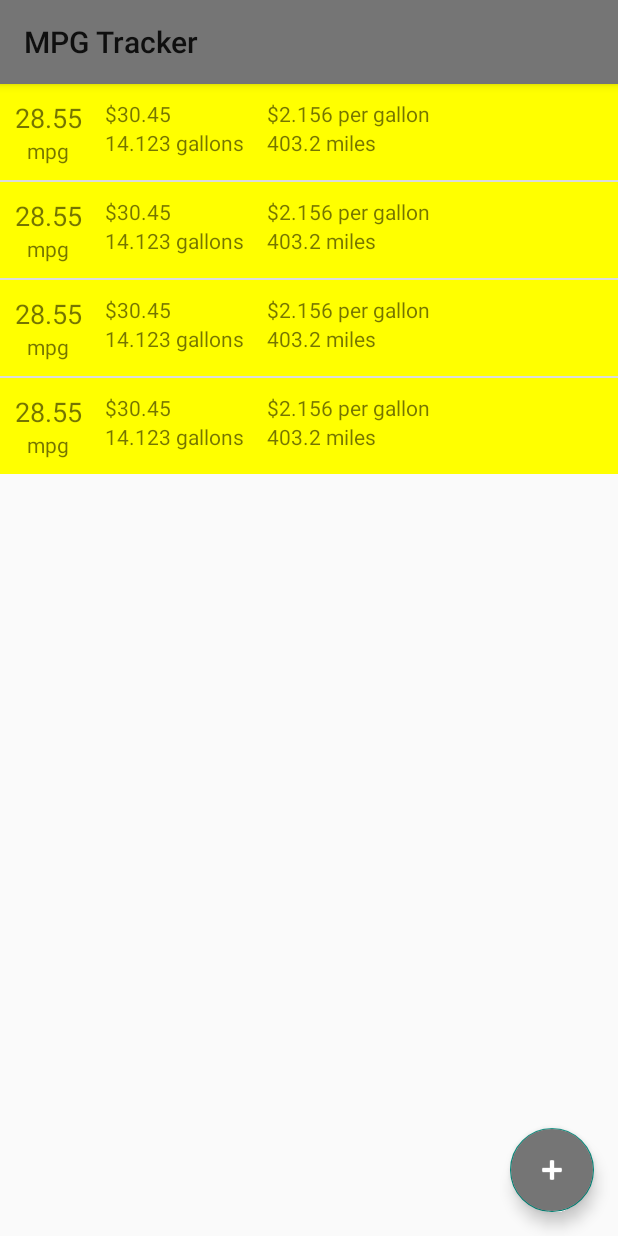
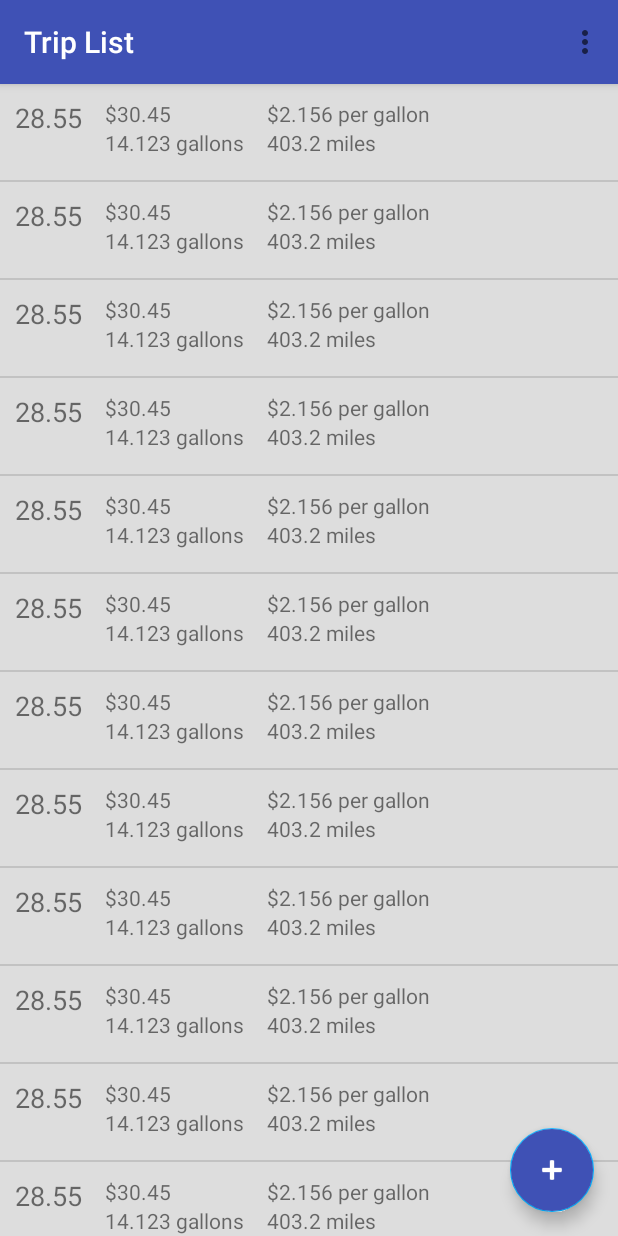
Before and after one commit to randragon42/mpg-android-practice-app, an Android app: the screen it shows after launch (MainActivity), on a phone screen of 412 x 824 dp. Run offline under Robolectric (Android 15) with nearby library versions, the phone set to English and light mode, and no system bars.

Commit message:
push all changes

```diff
--- a/app/src/main/AndroidManifest.xml
+++ b/app/src/main/AndroidManifest.xml
@@ -8,7 +8,7 @@
         android:label="@string/app_name"
         android:roundIcon="@mipmap/ic_launcher_round"
         android:supportsRtl="true"
-        android:theme="@style/Theme.AppCompat.Light.NoActionBar">
+        android:theme="@style/AppTheme">
         <activity android:name=".MainActivity">
             <intent-filter>
                 <action android:name="android.intent.action.MAIN" />
--- a/app/src/main/java/com/example/joshgr/mpgtracker/MainActivity.java
+++ b/app/src/main/java/com/example/joshgr/mpgtracker/MainActivity.java
@@ -4,6 +4,8 @@ import android.app.Activity;
 import android.app.FragmentManager;
 import android.app.FragmentTransaction;
 import android.os.Bundle;
+import android.view.Menu;
+import android.view.MenuInflater;
 import android.widget.Toolbar;
 
 public class MainActivity extends Activity {
--- a/app/src/main/java/com/example/joshgr/mpgtracker/TripEditFragment.java
+++ b/app/src/main/java/com/example/joshgr/mpgtracker/TripEditFragment.java
@@ -3,9 +3,12 @@ package com.example.joshgr.mpgtracker;
 
 import android.os.Bundle;
 import android.app.Fragment;
+import android.support.annotation.Nullable;
+import android.view.ContextMenu;
 import android.view.LayoutInflater;
 import android.view.View;
 import android.view.ViewGroup;
+import android.widget.Toolbar;
 
 
 public class TripEditFragment extends Fragment {
@@ -20,7 +23,18 @@ public class TripEditFragment extends Fragment {
     public View onCreateView(LayoutInflater inflater, ViewGroup container,
                              Bundle savedInstanceState) {
         // Inflate the layout for this fragment
-        return inflater.inflate(R.layout.fragment_trip_edit, container, false);
+        View view = inflater.inflate(R.layout.fragment_trip_edit, container, false);
+
+        return view;
     }
 
+    @Override
+    public void onViewCreated(View view, @Nullable Bundle savedInstanceState) {
+        super.onViewCreated(view, savedInstanceState);
+
+        // Update Toolbar
+        Toolbar toolbar = (Toolbar) getActivity().findViewById(R.id.toolbar);
+        toolbar.setTitle("Create Trip");
+        getActivity().setActionBar((toolbar));
+    }
 }
--- a/app/src/main/java/com/example/joshgr/mpgtracker/TripListFragment.java
+++ b/app/src/main/java/com/example/joshgr/mpgtracker/TripListFragment.java
@@ -1,16 +1,23 @@
 package com.example.joshgr.mpgtracker;
 
 
+import android.app.ActionBar;
 import android.app.AlertDialog;
 import android.content.DialogInterface;
+import android.graphics.drawable.ColorDrawable;
 import android.os.Bundle;
 import android.support.annotation.Nullable;
 import android.app.Fragment;
 import android.support.design.widget.FloatingActionButton;
+import android.view.Gravity;
 import android.view.LayoutInflater;
+import android.view.Menu;
+import android.view.MenuInflater;
 import android.view.View;
 import android.view.ViewGroup;
 import android.widget.ListView;
+import android.widget.PopupWindow;
+import android.widget.Toolbar;
 
 import java.util.ArrayList;
 import java.util.Date;
@@ -26,6 +33,11 @@ public class TripListFragment extends Fragment {
         // Required empty public constructor
     }
 
+    @Override
+    public void onCreate(@Nullable Bundle savedInstanceState) {
+        setHasOptionsMenu(true);
+        super.onCreate(savedInstanceState);
+    }
 
     @Override
     public View onCreateView(LayoutInflater inflater, ViewGroup container, Bundle savedInstanceState) {
@@ -40,6 +52,12 @@ public class TripListFragment extends Fragment {
         super.onViewCreated(view, savedInstanceState);
 
         ListView tripListView = (ListView) view.findViewById(R.id.tripListView);
+
+        // Update Toolbar
+        Toolbar toolbar = (Toolbar) getActivity().findViewById(R.id.toolbar);
+        toolbar.setTitle("Trip List");
+        getActivity().setActionBar((toolbar));
+
         MpgDbHelper db = new MpgDbHelper(view.getContext());
         ArrayList<TripDataItem> tripList = db.getAllTrips();
 
@@ -48,6 +66,14 @@ public class TripListFragment extends Fragment {
             tripList.add(createNewTrip(1));
             tripList.add(createNewTrip(2));
             tripList.add(createNewTrip(3));
+            tripList.add(createNewTrip(4));
+            tripList.add(createNewTrip(5));
+            tripList.add(createNewTrip(6));
+            tripList.add(createNewTrip(7));
+            tripList.add(createNewTrip(8));
+            tripList.add(createNewTrip(9));
+            tripList.add(createNewTrip(10));
+            tripList.add(createNewTrip(11));
         }
 
         TripArrayAdapter tripArrayAdapter = new TripArrayAdapter(view.getContext(), R.layout.trip_item, tripList);
@@ -57,26 +83,35 @@ public class TripListFragment extends Fragment {
         addTripButton.setOnClickListener(new View.OnClickListener(){
             @Override
             public void onClick(View view) {
-//                AlertDialog ad = new AlertDialog.Builder(view.getContext())
-//                        .create();
-//                ad.setCancelable(false);
-//                ad.setTitle("Dialog");
-//                ad.setMessage("Message");
-//                ad.setButton("ok", new DialogInterface.OnClickListener() {
-//
-//                    public void onClick(DialogInterface dialog, int which) {
-//                        dialog.dismiss();
-//                    }
-//                });
-//                ad.show();
-                  showTripEditFragment();
+                showTripEditFragment();
+                //showTripEditPopUp(view);
             }
         });
+    }
+
+    @Override
+    public void onCreateOptionsMenu(Menu menu, MenuInflater inflater) {
+        inflater.inflate(R.menu.menu, menu);
+        super.onCreateOptionsMenu(menu, inflater);
+    }
+
+    private void showTripEditPopUp(View view){
+        View popUpView = getActivity().getLayoutInflater().inflate(R.layout.fragment_trip_edit, null);
+
+        PopupWindow popupWindow = new PopupWindow(popUpView, ViewGroup.LayoutParams.WRAP_CONTENT, ViewGroup.LayoutParams.WRAP_CONTENT);
+
+        popupWindow.setFocusable(true);
+        popupWindow.setBackgroundDrawable(new ColorDrawable());
+
+        int location[] = new int[2];
+        view.getLocationOnScreen(location);
+        popupWindow.showAtLocation(view, Gravity.CENTER, 0, 0);
     }
 
     private void showTripEditFragment(){
         TripEditFragment tripEditFragment = new TripEditFragment();
         getFragmentManager().beginTransaction()
+                            .setCustomAnimations(android.R.animator.fade_in, android.R.animator.fade_out)
                             .replace(R.id.fragmentContainer, tripEditFragment, "edit")
                             .addToBackStack(null)
                             .commit();
--- a/app/src/main/res/layout/activity_main.xml
+++ b/app/src/main/res/layout/activity_main.xml
@@ -4,6 +4,7 @@
     xmlns:tools="http://schemas.android.com/tools"
     android:layout_width="match_parent"
     android:layout_height="match_parent"
+    android:fitsSystemWindows="true"
     tools:context="com.example.joshgr.mpgtracker.MainActivity"
     tools:layout_editor_absoluteY="25dp"
     tools:layout_editor_absoluteX="0dp">
@@ -11,16 +12,16 @@
 
     <android.widget.Toolbar
         android:id="@+id/toolbar"
+        android:minHeight="?attr/actionBarSize"
         android:layout_width="0dp"
-        android:layout_height="56dp"
-        android:background="?attr/colorPrimaryDark"
+        android:layout_height="wrap_content"
         android:elevation="4dp"
-        android:theme="@style/ThemeOverlay.AppCompat.ActionBar"
+        android:theme="@style/AppToolbar"
         android:visibility="visible"
         app:layout_constraintLeft_toLeftOf="parent"
         app:layout_constraintRight_toRightOf="parent"
         app:layout_constraintTop_toTopOf="parent"
-        app:popupTheme="@style/ThemeOverlay.AppCompat.Light" />
+        tools:title="Title"/>
 
     <LinearLayout
         android:id="@+id/fragmentContainer"
@@ -30,8 +31,6 @@
         app:layout_constraintLeft_toLeftOf="parent"
         app:layout_constraintRight_toRightOf="parent"
         app:layout_constraintBottom_toBottomOf="parent"
-        android:layout_marginBottom="0dp"
-        android:layout_marginTop="0dp"
         app:layout_constraintTop_toBottomOf="@+id/toolbar"
         app:layout_constraintHorizontal_bias="0.0">
 
--- a/app/src/main/res/layout/fragment_trip_edit.xml
+++ b/app/src/main/res/layout/fragment_trip_edit.xml
@@ -1,4 +1,4 @@
-<FrameLayout xmlns:android="http://schemas.android.com/apk/res/android"
+<android.support.constraint.ConstraintLayout xmlns:android="http://schemas.android.com/apk/res/android"
     xmlns:tools="http://schemas.android.com/tools"
     android:layout_width="match_parent"
     android:layout_height="match_parent"
@@ -10,4 +10,4 @@
         android:layout_height="match_parent"
         android:text="@string/hello_blank_fragment" />
 
-</FrameLayout>
+</android.support.constraint.ConstraintLayout>
--- a/app/src/main/res/layout/fragment_trip_list.xml
+++ b/app/src/main/res/layout/fragment_trip_list.xml
@@ -11,6 +11,7 @@
         android:orientation="vertical">
 
         <ListView
+            android:theme="@style/TripListView"
             android:layout_width="match_parent"
             android:layout_height="wrap_content"
             android:id="@+id/tripListView">
@@ -27,7 +28,7 @@
         android:layout_gravity="bottom|end"
         android:layout_margin="@dimen/fab_margin"
         app:srcCompat="@android:drawable/ic_input_add"
-        android:backgroundTint="?attr/colorPrimaryDark"
+        android:backgroundTint="@color/colorPrimary"
         android:tint="#FFF"/>
 
 </FrameLayout>
--- a/app/src/main/res/layout/trip_item.xml
+++ b/app/src/main/res/layout/trip_item.xml
@@ -4,7 +4,6 @@
     android:layout_width="match_parent"
     android:layout_height="wrap_content"
     android:padding="10dp"
-    android:background="#FF0"
     android:id="@+id/trip_list_item">
 
     <RelativeLayout
@@ -15,14 +14,14 @@
         <TextView
             android:layout_width="wrap_content"
             android:layout_height="wrap_content"
-            android:text="75.34"
+            tools:text="75.34"
             android:id="@+id/mpg"
-            android:textSize="18dp"/>
+            android:textSize="18sp"/>
 
         <TextView
             android:layout_width="wrap_content"
             android:layout_height="wrap_content"
-            android:text="mpg"
+            tools:text="mpg"
             android:id="@+id/mpgLabel"
             android:layout_below="@id/mpg"
             android:layout_centerHorizontal="true"/>
@@ -32,8 +31,8 @@
         android:id="@+id/cost"
         android:layout_width="wrap_content"
         android:layout_height="wrap_content"
-        android:layout_toRightOf="@id/mpgContainer"
-        android:layout_marginLeft="15dp"
+        android:layout_toEndOf="@id/mpgContainer"
+        android:layout_marginStart="15dp"
         tools:text = "$25.34"/>
 
     <TextView
@@ -41,16 +40,16 @@
         android:layout_width="wrap_content"
         android:layout_height="wrap_content"
         android:layout_below="@id/cost"
-        android:layout_toRightOf="@id/mpgContainer"
-        android:layout_marginLeft="15dp"
+        android:layout_toEndOf="@id/mpgContainer"
+        android:layout_marginStart="15dp"
         tools:text = "12.254 gallons"/>
 
     <TextView
         android:id="@+id/cost_per_gallon"
         android:layout_width="wrap_content"
         android:layout_height="wrap_content"
-        android:layout_toRightOf="@id/gallons"
-        android:layout_marginLeft="15dp"
+        android:layout_toEndOf="@id/gallons"
+        android:layout_marginStart="15dp"
         tools:text = "$2.78 per gallon"/>
 
     <TextView
@@ -58,8 +57,8 @@
         android:layout_width="wrap_content"
         android:layout_height="wrap_content"
         android:layout_below="@id/cost_per_gallon"
-        android:layout_toRightOf="@id/gallons"
-        android:layout_marginLeft="15dp"
+        android:layout_toEndOf="@id/gallons"
+        android:layout_marginStart="15dp"
         tools:text = "200 miles"/>
 
 </RelativeLayout>
--- /dev/null
+++ b/app/src/main/res/menu/menu.xml
@@ -0,0 +1,16 @@
+<menu xmlns:android="http://schemas.android.com/apk/res/android"
+      xmlns:app="http://schemas.android.com/apk/res-auto" >
+
+    <!-- "Mark Favorite", should appear as action button if possible -->
+    <item
+        android:id="@+id/add_trip_favorite"
+        android:icon="@drawable/add_sans_circle"
+        android:title="@string/add_trip"
+        app:showAsAction="ifRoom|withText"/>
+
+    <!-- Settings, should always be in the overflow -->
+    <item android:id="@+id/delete_all_trips_setting"
+        android:title="@string/delete_all_trips"
+        app:showAsAction="never"/>
+
+</menu>
--- a/app/src/main/res/values/colors.xml
+++ b/app/src/main/res/values/colors.xml
@@ -1,6 +1,7 @@
 <?xml version="1.0" encoding="utf-8"?>
 <resources>
     <color name="colorPrimary">#3F51B5</color>
-    <color name="colorPrimaryDark">#303F9F</color>
-    <color name="colorAccent">#FF4081</color>
+    <color name="colorPrimaryDark">#3949AB</color>
+    <color name="colorAccent">#00B0FF</color>
+    <color name="light_grey">#dddddd</color>
 </resources>
--- a/app/src/main/res/values/strings.xml
+++ b/app/src/main/res/values/strings.xml
@@ -3,4 +3,6 @@
 
     <!-- TODO: Remove or change this placeholder text -->
     <string name="hello_blank_fragment">Hello blank fragment</string>
+    <string name="add_trip">Add Trip</string>
+    <string name="delete_all_trips">Delete All Trips</string>
 </resources>
--- a/app/src/main/res/values/styles.xml
+++ b/app/src/main/res/values/styles.xml
@@ -1,8 +1,25 @@
 <resources>
 
     <!-- Base application theme. -->
-    <style name="AppTheme" parent="Theme.AppCompat.Light.DarkActionBar">
-        <!-- Customize your theme here. -->
+    <style name="AppTheme" parent="Theme.AppCompat.Light.NoActionBar">
+        <item name="colorPrimary">@color/colorPrimary</item>
+        <!-- Light Indigo -->
+        <item name="colorPrimaryDark">@color/colorPrimaryDark</item>
+        <!-- Dark Indigo -->
+        <item name="colorAccent">@color/colorAccent</item>
+        <!-- Blue -->
+    </style>
+
+    <style name="AppToolbar">
+        <item name="android:background">@color/colorPrimary</item>
+        <item name="android:titleTextColor">@android:color/white</item>
+    </style>
+
+    <style name="TripListView">
+        <item name="android:background">@color/light_grey</item>
+        <item name="android:cacheColorHint">@android:color/transparent</item>
+        <item name="android:divider">@android:color/transparent</item>
+        <item name="android:dividerHeight">0dp</item>
     </style>
 
 </resources>
```
Also changed, not shown: app/src/main/res/drawable-hdpi/add_sans_circle.png (added), app/src/main/res/drawable-mdpi/add_sans_circle.png (added), app/src/main/res/drawable-xhdpi/add_sans_circle.png (added), app/src/main/res/drawable-xxhdpi/add_sans_circle.png (added).
